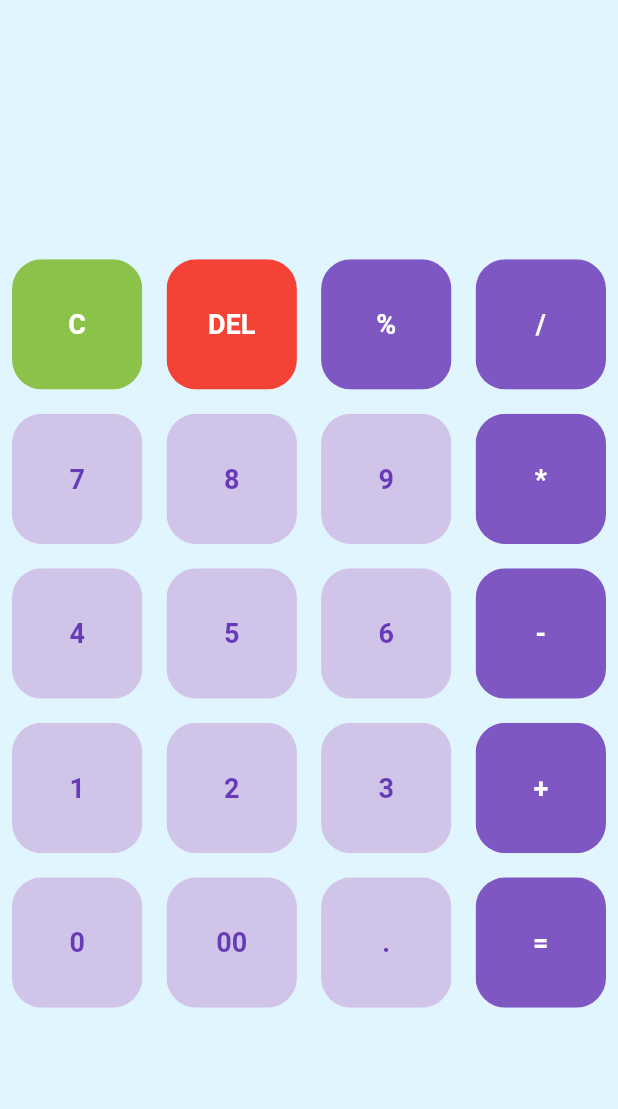
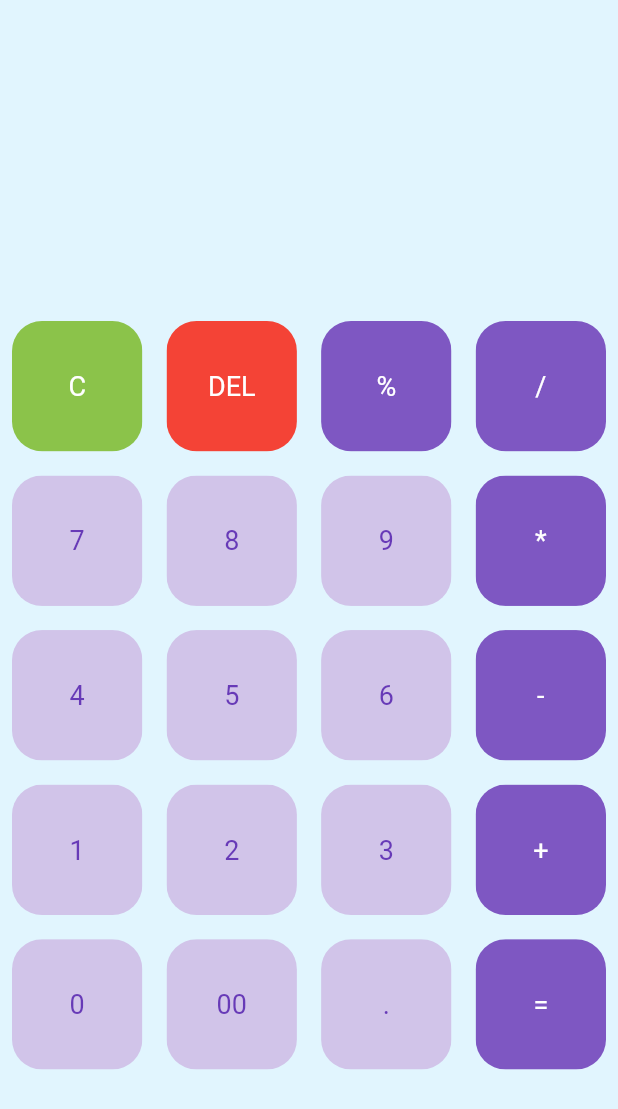
Before and after one commit to ashishkarki/Flutter-Projects-Practice, a Flutter app: the screen it shows after launch, on a phone screen of 412 x 824 dp. Shown: the top 1109 px of the screen. Run offline on Flutter 3.47's test engine with Material 2 defaults, Android fonts, the phone set to English and light mode, and no system bars; our stand-ins replace math_expressions; Roboto replaces fonts that are missing (RobotoMono-BoldItalic).

Commit message:
made everything expanded in home_page to fix overflow issue

```diff
--- a/flutter_simple_calculator/lib/calculator_button.dart
+++ b/flutter_simple_calculator/lib/calculator_button.dart
@@ -23,15 +23,15 @@ class CalculatorButton extends StatelessWidget {
           borderRadius: BorderRadius.circular(20.0),
           child: Container(
             color: backgroundColor,
-            height: 5,
-            width: 5,
+            // height: 5,
+            // width: 5,
             child: Center(
               child: Text(
                 buttonText,
                 style: TextStyle(
                   color: textColor,
                   fontSize: 18,
-                  fontWeight: FontWeight.bold,
+                  //fontWeight: FontWeight.bold,
                 ),
               ),
             ),
--- a/flutter_simple_calculator/lib/home_page.dart
+++ b/flutter_simple_calculator/lib/home_page.dart
@@ -90,13 +90,13 @@ class _HomePageState extends State<HomePage> {
       backgroundColor: Colors.lightBlue[50],
       body: Column(
         children: [
-          Container(
+          Expanded(
             // gives whatever space is remaining in this Column to its child
-            child: Container(
-              height: isPotrait() // But: landscape is disabled in main.dart
-                  ? (viewPortHeight() * 0.20)
-                  : (viewPortHeight() * 0.4),
-              width: double.infinity,
+            // child: Container(
+            //   height: isPotrait() // But: landscape is disabled in main.dart
+            //       ? (viewPortHeight() * 0.20)
+            //       : (viewPortHeight() * 0.4),
+            //   width: double.infinity,
             child: Column(
               mainAxisAlignment: MainAxisAlignment.spaceEvenly,
               children: [
@@ -123,12 +123,12 @@ class _HomePageState extends State<HomePage> {
               ],
             ),
           ),
-          ),
+          // ),
           Expanded(
-            //flex: 2,
+            flex: 3,
             // gives whatever space is remaining in this Column to its child
             child: GridView.builder(
-              physics: NeverScrollableScrollPhysics(),
+              //physics: NeverScrollableScrollPhysics(),
               gridDelegate: SliverGridDelegateWithFixedCrossAxisCount(
                 crossAxisCount: 4,
                 crossAxisSpacing: 0.1,
```
Lines whose indentation alone changed are shown as unchanged.
